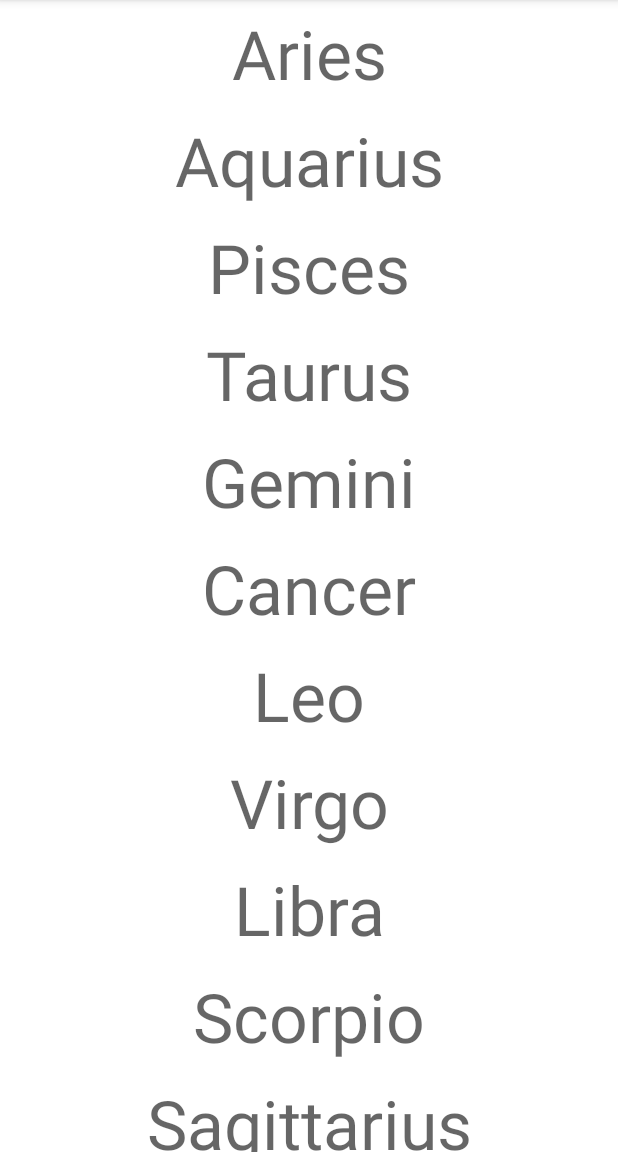
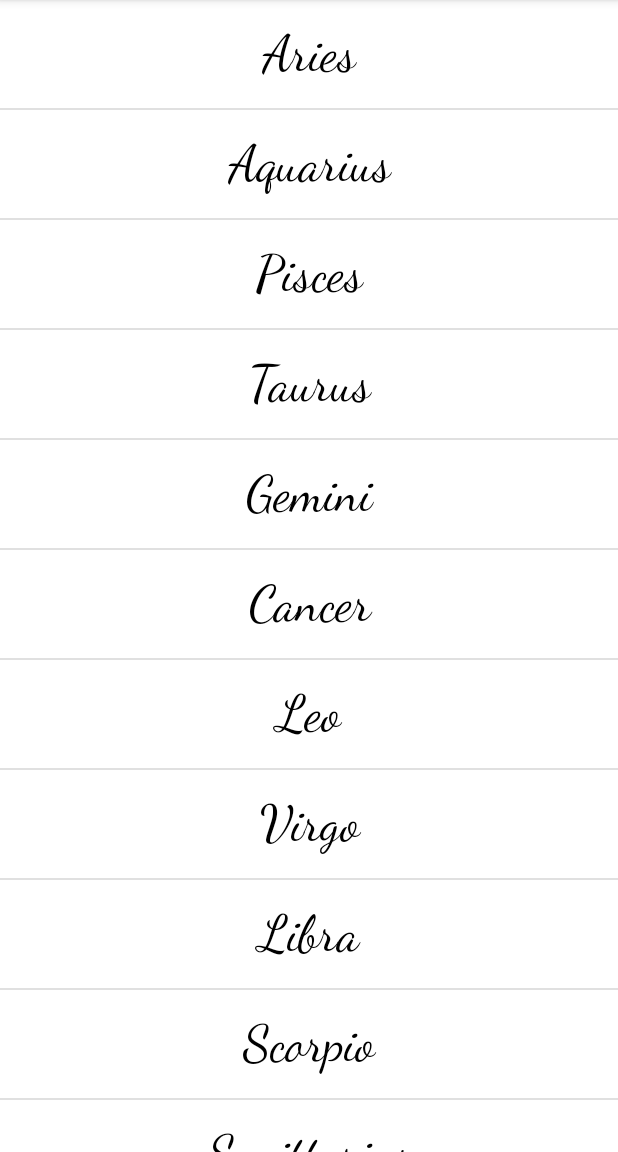
Before and after one commit to josebgs/horoscope, an Android app: the screen it shows after launch (MainActivity), on a phone screen of 412 x 824 dp, the part 84-1236 px from its top. Run offline under Robolectric (Android 15) with nearby library versions, the phone set to English and light mode, and no system bars.

Commit message:
formatting the recyclerview (centered and cursive font)

```diff
--- a/app/src/main/java/com/canvas/horoscope/ZodiacListFragment.kt
+++ b/app/src/main/java/com/canvas/horoscope/ZodiacListFragment.kt
@@ -7,6 +7,7 @@ import android.view.ViewGroup
 import android.widget.TextView
 import androidx.fragment.app.Fragment
 import androidx.lifecycle.ViewModelProvider
+import androidx.recyclerview.widget.DividerItemDecoration
 import androidx.recyclerview.widget.LinearLayoutManager
 import androidx.recyclerview.widget.RecyclerView
 
@@ -26,9 +27,14 @@ class ZodiacListFragment:Fragment() {
         val view = inflater.inflate(R.layout.fragment_zodiac_list, container, false)
         zodiacRecyclerView = view.findViewById(R.id.zodiac_recycler_view) as RecyclerView
         zodiacRecyclerView.layoutManager = LinearLayoutManager(context)
-        updateUI()
+
+        val dividerItemDecoration = DividerItemDecoration(
+            zodiacRecyclerView.context, (zodiacRecyclerView.layoutManager as LinearLayoutManager).orientation)
+
+        zodiacRecyclerView.addItemDecoration(dividerItemDecoration)
 
 
+        updateUI()
         return view
     }
 
--- a/app/src/main/res/layout/list_item_zodiac.xml
+++ b/app/src/main/res/layout/list_item_zodiac.xml
@@ -8,8 +8,10 @@
         android:id="@+id/zodiac_name"
         android:layout_width="match_parent"
         android:layout_height="wrap_content"
+        android:layout_marginTop="15dp"
+        android:layout_marginBottom="15dp"
+        android:fontFamily="cursive"
         android:textAlignment="center"
-        android:layout_marginBottom="5dp"
-        android:layout_marginTop="5dp"
-        android:textAppearance="@style/TextAppearance.AppCompat.Display2" />
+        android:textColor="@color/black"
+        android:textSize="34sp" />
 </LinearLayout>
```
